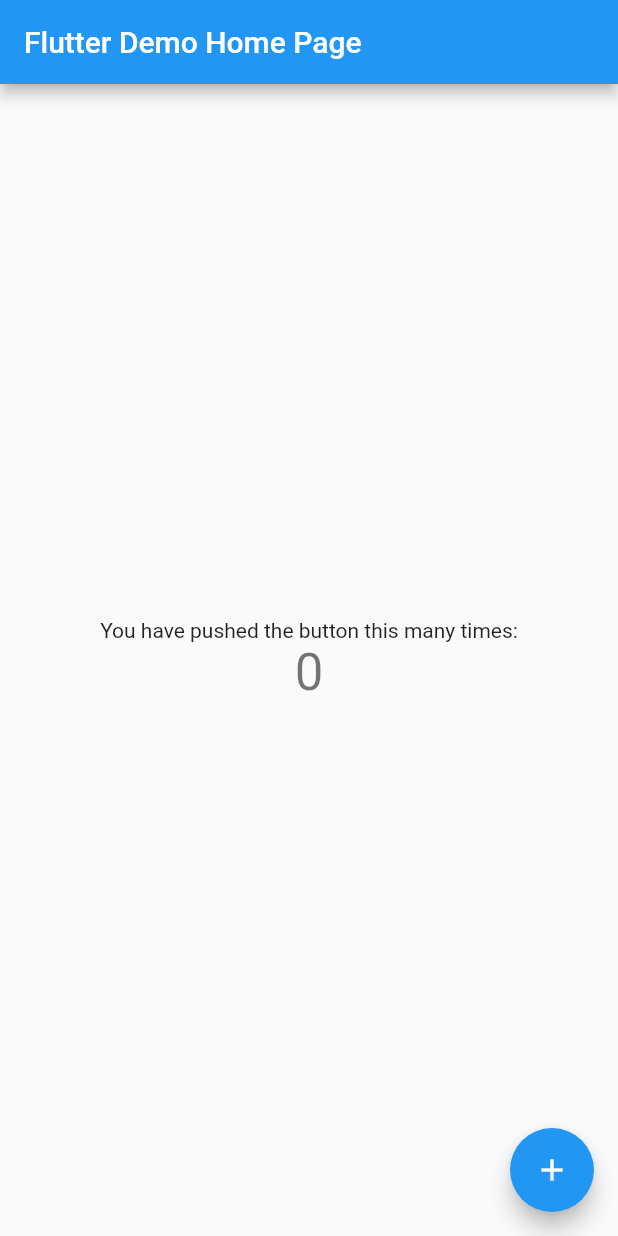
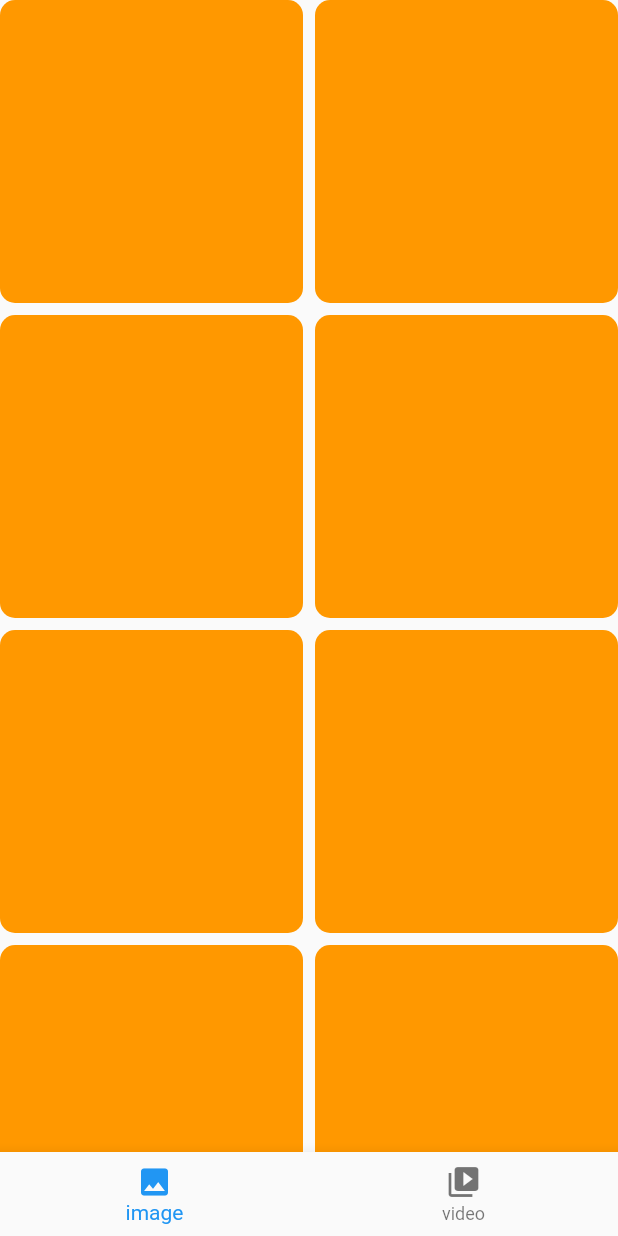
Before and after one commit to CHRISANTHOS/whatsAppStatusDownloader, a Flutter app: the screen it shows after launch, on a phone screen of 412 x 824 dp. Run offline on Flutter 3.47's test engine with Material 2 defaults, Android fonts, the phone set to English and light mode, and no system bars.

Commit message:
Page structure implemented

```diff
--- a/lib/main.dart
+++ b/lib/main.dart
@@ -1,115 +1,24 @@
 import 'package:flutter/material.dart';
+import 'package:whatsapp_downloader/screens/splash_screen.dart';
+import 'package:provider/provider.dart';
+import 'package:whatsapp_downloader/model/bottom_nav_model.dart';
 
 void main() {
-  runApp(const MyApp());
+  runApp(MyApp());
 }
 
 class MyApp extends StatelessWidget {
-  const MyApp({super.key});
+  const MyApp({Key? key}) : super(key: key);
 
-  // This widget is the root of your application.
   @override
   Widget build(BuildContext context) {
-    return MaterialApp(
-      title: 'Flutter Demo',
-      theme: ThemeData(
-        // This is the theme of your application.
-        //
-        // Try running your application with "flutter run". You'll see the
-        // application has a blue toolbar. Then, without quitting the app, try
-        // changing the primarySwatch below to Colors.green and then invoke
-        // "hot reload" (press "r" in the console where you ran "flutter run",
-        // or simply save your changes to "hot reload" in a Flutter IDE).
-        // Notice that the counter didn't reset back to zero; the application
-        // is not restarted.
-        primarySwatch: Colors.blue,
+    return MultiProvider(
+      providers: [
+        ChangeNotifierProvider(create: (context) => BottomNavModel())
+      ],
+      child: MaterialApp(
+        home: SplashScreen(),
       ),
-      home: const MyHomePage(title: 'Flutter Demo Home Page'),
     );
   }
 }
-
-class MyHomePage extends StatefulWidget {
-  const MyHomePage({super.key, required this.title});
-
-  // This widget is the home page of your application. It is stateful, meaning
-  // that it has a State object (defined below) that contains fields that affect
-  // how it looks.
-
-  // This class is the configuration for the state. It holds the values (in this
-  // case the title) provided by the parent (in this case the App widget) and
-  // used by the build method of the State. Fields in a Widget subclass are
-  // always marked "final".
-
-  final String title;
-
-  @override
-  State<MyHomePage> createState() => _MyHomePageState();
-}
-
-class _MyHomePageState extends State<MyHomePage> {
-  int _counter = 0;
-
-  void _incrementCounter() {
-    setState(() {
-      // This call to setState tells the Flutter framework that something has
-      // changed in this State, which causes it to rerun the build method below
-      // so that the display can reflect the updated values. If we changed
-      // _counter without calling setState(), then the build method would not be
-      // called again, and so nothing would appear to happen.
-      _counter++;
-    });
-  }
-
-  @override
-  Widget build(BuildContext context) {
-    // This method is rerun every time setState is called, for instance as done
-    // by the _incrementCounter method above.
-    //
-    // The Flutter framework has been optimized to make rerunning build methods
-    // fast, so that you can just rebuild anything that needs updating rather
-    // than having to individually change instances of widgets.
-    return Scaffold(
-      appBar: AppBar(
-        // Here we take the value from the MyHomePage object that was created by
-        // the App.build method, and use it to set our appbar title.
-        title: Text(widget.title),
-      ),
-      body: Center(
-        // Center is a layout widget. It takes a single child and positions it
-        // in the middle of the parent.
-        child: Column(
-          // Column is also a layout widget. It takes a list of children and
-          // arranges them vertically. By default, it sizes itself to fit its
-          // children horizontally, and tries to be as tall as its parent.
-          //
-          // Invoke "debug painting" (press "p" in the console, choose the
-          // "Toggle Debug Paint" action from the Flutter Inspector in Android
-          // Studio, or the "Toggle Debug Paint" command in Visual Studio Code)
-          // to see the wireframe for each widget.
-          //
-          // Column has various properties to control how it sizes itself and
-          // how it positions its children. Here we use mainAxisAlignment to
-          // center the children vertically; the main axis here is the vertical
-          // axis because Columns are vertical (the cross axis would be
-          // horizontal).
-          mainAxisAlignment: MainAxisAlignment.center,
-          children: <Widget>[
-            const Text(
-              'You have pushed the button this many times:',
-            ),
-            Text(
-              '$_counter',
-              style: Theme.of(context).textTheme.headline4,
-            ),
-          ],
-        ),
-      ),
-      floatingActionButton: FloatingActionButton(
-        onPressed: _incrementCounter,
-        tooltip: 'Increment',
-        child: const Icon(Icons.add),
-      ), // This trailing comma makes auto-formatting nicer for build methods.
-    );
-  }
-}
--- /dev/null
+++ b/lib/model/bottom_nav_model.dart
@@ -0,0 +1,15 @@
+import 'package:flutter/material.dart';
+
+class BottomNavModel extends ChangeNotifier{
+
+  int _currentIndex = 0;
+
+
+  void changeIndex(int value){
+    _currentIndex = value;
+    notifyListeners();
+  }
+
+  int get currentIndex => _currentIndex;
+
+}
--- /dev/null
+++ b/lib/navPages/image/images.dart
@@ -0,0 +1,34 @@
+import 'package:flutter/material.dart';
+import 'image_viewer.dart';
+
+class ImagePage extends StatefulWidget {
+  @override
+  State<ImagePage> createState() => _ImagePageState();
+}
+
+class _ImagePageState extends State<ImagePage> {
+  @override
+  Widget build(BuildContext context) {
+    return Scaffold(
+      body: Container(
+        child: GridView(
+          gridDelegate: const SliverGridDelegateWithFixedCrossAxisCount(
+              crossAxisCount: 2, mainAxisSpacing: 8, crossAxisSpacing: 8),
+          children: List.generate(10, (index) {
+            return GestureDetector(
+              onTap: (){
+                Navigator.push(context, MaterialPageRoute(builder: (context) => ImageView()));
+              },
+              child: Container(
+                decoration: BoxDecoration(
+                  color: Colors.orange,
+                  borderRadius: BorderRadius.circular(10),
+                ),
+              ),
+            );
+          }),
+        ),
+      ),
+    );
+  }
+}
--- /dev/null
+++ b/lib/screens/home_page.dart
@@ -0,0 +1,36 @@
+import 'package:flutter/material.dart';
+import 'package:whatsapp_downloader/navPages/image/images.dart';
+import 'package:whatsapp_downloader/navPages/video/video.dart';
+import 'package:whatsapp_downloader/model/bottom_nav_model.dart';
+import 'package:provider/provider.dart';
+
+class HomePage extends StatefulWidget {
+  const HomePage({Key? key}) : super(key: key);
+
+  @override
+  State<HomePage> createState() => _HomePageState();
+}
+
+class _HomePageState extends State<HomePage> {
+
+  List<Widget> pages = [ImagePage(), VideoPage()];
+  @override
+  Widget build(BuildContext context) {
+    return Consumer<BottomNavModel>(
+      builder: (context, nav, child) {
+        return Scaffold(
+          body: pages[nav.currentIndex],
+          bottomNavigationBar: BottomNavigationBar(
+              onTap: (value){
+                nav.changeIndex(value);
+              },
+              items: [
+                BottomNavigationBarItem(icon: Icon(Icons.image), label: 'image'),
+                BottomNavigationBarItem(icon: Icon(Icons.video_library), label: 'video'),
+              ]
+          ),
+        );
+      }
+    );
+  }
+}
```
Also changed, not shown: lib/navPages/image/image_viewer.dart (added, +44 -0 lines), lib/navPages/video/video.dart (added, +34 -0 lines), lib/navPages/video/video_play.dart (added, +40 -0 lines), lib/screens/splash_screen.dart (added, +28 -0 lines), 1 other file.
